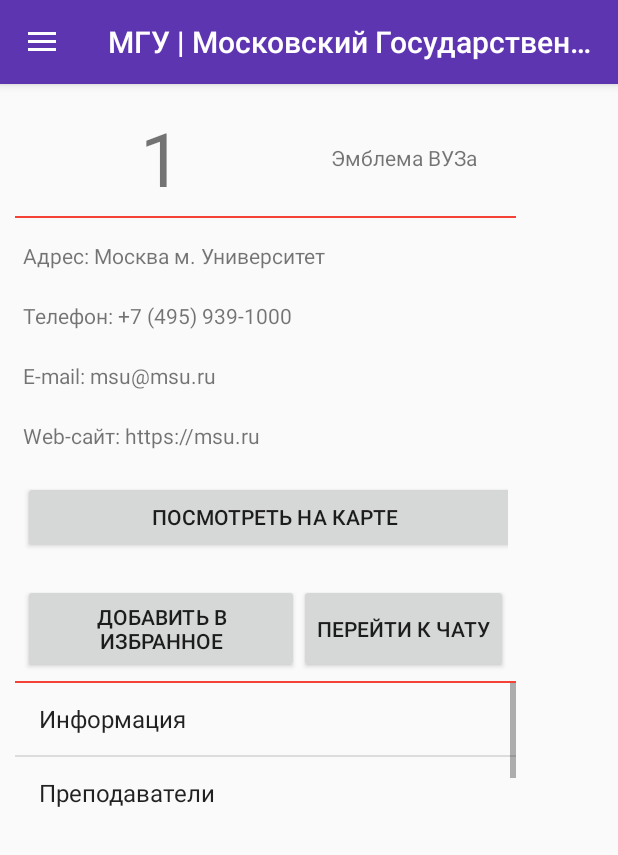
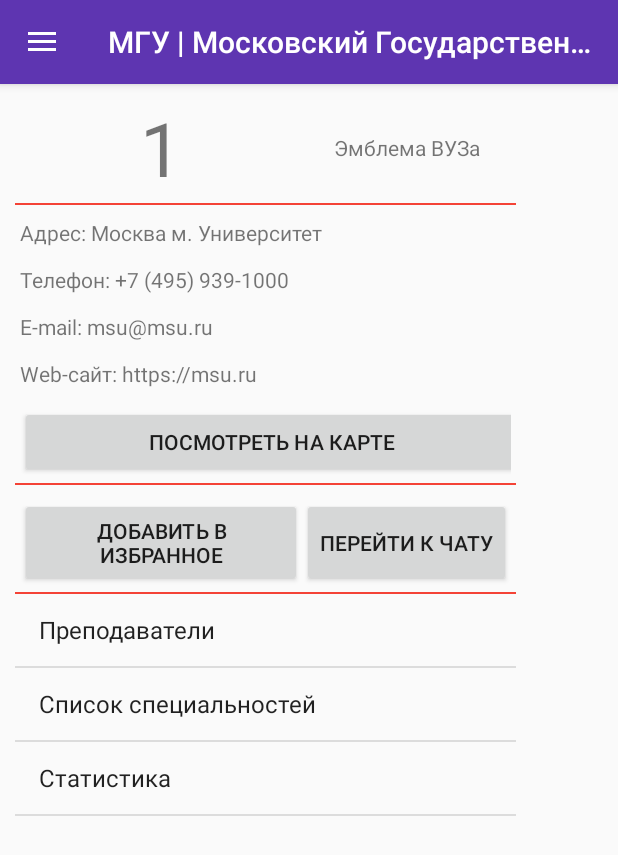
Before and after one commit to Boristul/UNIRating, an Android app: the screen it shows after launch (MainActivity_Navigation), after a tap on an icon or button, on a phone screen of 412 x 824 dp. Shown: the top 855 px of the screen. Run offline under Robolectric (Android 15) with nearby library versions, the phone set to English and light mode, and no system bars; 2 other taps on this screen came first.

Commit message:
Added comments to strings.xml & repair layout InfoUNI

```diff
--- a/app/src/main/java/com/miet/walkman295/fragments/Section1_1_InfoUNI.java
+++ b/app/src/main/java/com/miet/walkman295/fragments/Section1_1_InfoUNI.java
@@ -5,7 +5,6 @@
 import android.support.v4.app.Fragment;
 import android.support.v4.app.FragmentManager;
 import android.support.v4.app.FragmentTransaction;
-import android.util.Log;
 import android.view.LayoutInflater;
 import android.view.View;
 import android.view.View.OnClickListener;
@@ -16,10 +15,8 @@
 import android.widget.ListView;
 import android.widget.TextView;
 
-import com.miet.walkman295.database.DBHelper;
 import com.miet.walkman295.database.DBRequest;
 import com.miet.walkman295.database.University;
-import com.miet.walkman295.unirating.MainActivity_Navigation;
 import com.miet.walkman295.unirating.MapActivity;
 import com.miet.walkman295.unirating.R;
 
@@ -36,7 +33,7 @@
     public View onCreateView(LayoutInflater inflater, ViewGroup container,
                              Bundle savedInstanceState) {
 
-        View rootView = inflater.inflate(R.layout.activity_info_univercity, container,
+        View rootView = inflater.inflate(R.layout.activity_info_university, container,
                 false);
 
         DBRequest dbRequest = new DBRequest(getContext());
--- a/app/src/main/java/com/miet/walkman295/fragments/Section1_SelectUNI.java
+++ b/app/src/main/java/com/miet/walkman295/fragments/Section1_SelectUNI.java
@@ -14,7 +14,6 @@
 import com.miet.walkman295.database.DBHelper;
 import com.miet.walkman295.database.DBRequest;
 import com.miet.walkman295.database.Department;
-import com.miet.walkman295.database.Person;
 import com.miet.walkman295.database.University;
 import com.miet.walkman295.unirating.R;
 
@@ -78,6 +77,6 @@
     public void onViewCreated(View view, Bundle savedInstanceState) {
         super.onViewCreated(view, savedInstanceState);
         //установка заголовка
-        getActivity().setTitle(getString(R.string.NavigationSectionFirst_List));
+        getActivity().setTitle(getString(R.string.NavigationDrawerSelectUni));
     }
 }
--- a/app/src/main/java/com/miet/walkman295/fragments/Section2_Chat.java
+++ b/app/src/main/java/com/miet/walkman295/fragments/Section2_Chat.java
@@ -5,8 +5,6 @@
 import android.view.LayoutInflater;
 import android.view.View;
 import android.view.ViewGroup;
-import android.widget.ListView;
-import android.widget.TextView;
 
 import com.miet.walkman295.unirating.R;
 
@@ -36,6 +34,6 @@
     public void onViewCreated(View view, Bundle savedInstanceState) {
         super.onViewCreated(view, savedInstanceState);
         //установка заголовка
-        getActivity().setTitle(getString(R.string.NavigationSectionFirst_Chat));
+        getActivity().setTitle(getString(R.string.NavigationDrawerChat));
     }
 }
--- a/app/src/main/java/com/miet/walkman295/fragments/Section3_Favourite.java
+++ b/app/src/main/java/com/miet/walkman295/fragments/Section3_Favourite.java
@@ -5,8 +5,6 @@
 import android.view.LayoutInflater;
 import android.view.View;
 import android.view.ViewGroup;
-import android.widget.ArrayAdapter;
-import android.widget.ListAdapter;
 
 import com.miet.walkman295.unirating.R;
 
@@ -34,6 +32,6 @@
     public void onViewCreated(View view, Bundle savedInstanceState) {
         super.onViewCreated(view, savedInstanceState);
         //установка заголовка
-        getActivity().setTitle(getString(R.string.NavigationSectionFirst_Favourite));
+        getActivity().setTitle(getString(R.string.NavigationDrawerFavourite));
     }
 }
--- a/app/src/main/java/com/miet/walkman295/fragments/Section4_Settings.java
+++ b/app/src/main/java/com/miet/walkman295/fragments/Section4_Settings.java
@@ -23,6 +23,6 @@
     public void onViewCreated(View view, Bundle savedInstanceState) {
         super.onViewCreated(view, savedInstanceState);
         //установка заголовка
-        getActivity().setTitle(getString(R.string.NavigationSectionSecond));
+        getActivity().setTitle(getString(R.string.NavigationDrawerSettings));
     }
 }
--- a/app/src/main/java/com/miet/walkman295/fragments/Section5_Help.java
+++ b/app/src/main/java/com/miet/walkman295/fragments/Section5_Help.java
@@ -45,7 +45,7 @@
     public void onViewCreated(View view, Bundle savedInstanceState) {
         super.onViewCreated(view, savedInstanceState);
         //установка заголовка
-        getActivity().setTitle(getString(R.string.NavigationSectionThird));
+        getActivity().setTitle(getString(R.string.NavigationDrawerHelp));
     }
 
     @Override
--- a/app/src/main/java/com/miet/walkman295/fragments/Section6_Donation.java
+++ b/app/src/main/java/com/miet/walkman295/fragments/Section6_Donation.java
@@ -8,7 +8,6 @@
 import android.view.View;
 import android.view.ViewGroup;
 import android.widget.Button;
-import android.widget.Toast;
 
 import com.miet.walkman295.unirating.R;
 
@@ -36,7 +35,7 @@
     public void onViewCreated(View view, Bundle savedInstanceState) {
         super.onViewCreated(view, savedInstanceState);
         //установка заголовка
-        getActivity().setTitle(getString(R.string.NavigationSectionFourth));
+        getActivity().setTitle(getString(R.string.NavigationDrawerDonation));
     }
 
     @Override
--- a/app/src/main/java/com/miet/walkman295/fragments/Section7_AboutUs.java
+++ b/app/src/main/java/com/miet/walkman295/fragments/Section7_AboutUs.java
@@ -24,6 +24,6 @@
     public void onViewCreated(View view, Bundle savedInstanceState) {
         super.onViewCreated(view, savedInstanceState);
         //установка заголовка
-        getActivity().setTitle(getString(R.string.NavigationSectionFifth));
+        getActivity().setTitle(getString(R.string.NavigationDrawerAboutUs));
     }
 }
--- a/app/src/main/res/layout/activity_info_univercity.xml
+++ b/app/src/main/res/layout/activity_info_university.xml
@@ -5,8 +5,8 @@
     android:layout_marginLeft="10dp"
     android:stretchColumns="*">
     <TableRow
-        android:layout_marginTop="10dp"
-        android:padding="5dp">
+        android:layout_marginTop="5dp"
+        android:padding="3dp">
         <TextView
             android:id="@+id/ratingUNIstring"
             android:layout_width="match_parent"
@@ -29,8 +29,8 @@
         android:background="@color/colorAccent" />
 
     <TableRow
-        android:layout_marginTop="10dp"
-        android:padding="5dp">
+        android:layout_marginTop="5dp"
+        android:padding="3dp">
         <TextView
             android:id="@+id/addressUNIstring"
             android:layout_width="match_parent"
@@ -40,8 +40,8 @@
     </TableRow>
 
     <TableRow
-        android:layout_marginTop="10dp"
-        android:padding="5dp">
+        android:layout_marginTop="5dp"
+        android:padding="3dp">
         <TextView
             android:id="@+id/phoneUNIstring"
             android:layout_width="match_parent"
@@ -51,8 +51,8 @@
     </TableRow>
 
     <TableRow
-        android:layout_marginTop="10dp"
-        android:padding="5dp">
+        android:layout_marginTop="5dp"
+        android:padding="3dp">
         <TextView
             android:id="@+id/mailUNIstring"
             android:layout_width="match_parent"
@@ -62,8 +62,8 @@
     </TableRow>
 
     <TableRow
-        android:layout_marginTop="10dp"
-        android:padding="5dp">
+        android:layout_marginTop="5dp"
+        android:padding="3dp">
         <TextView
             android:id="@+id/webUNIstring"
             android:layout_width="match_parent"
@@ -73,8 +73,8 @@
     </TableRow>
 
     <TableRow
-        android:layout_marginTop="10dp"
-        android:padding="5dp">
+        android:layout_marginTop="5dp"
+        android:padding="3dp">
         <Button
             android:id="@+id/ToMapButton"
             android:layout_span="2"
@@ -84,9 +84,14 @@
             />
     </TableRow>
 
+    <View
+        android:layout_width="match_parent"
+        android:layout_height="1dp"
+        android:background="@color/colorAccent" />
+
     <TableRow
-        android:layout_marginTop="10dp"
-        android:padding="5dp">
+        android:layout_marginTop="5dp"
+        android:padding="3dp">
         <Button
             android:id="@+id/ToFavouriteButton"
             android:layout_width="match_parent"
@@ -107,8 +112,9 @@
         android:layout_height="1dp"
         android:background="@color/colorAccent" />
 
-       <ListView
-           android:layout_span="2"
-           android:id="@+id/list_info">
-       </ListView>
+        <ListView
+            android:id="@+id/list_info"
+            android:layout_height="match_parent">
+        </ListView>
+
 </TableLayout>
--- a/app/src/main/res/menu/activity_main_drawer.xml
+++ b/app/src/main/res/menu/activity_main_drawer.xml
@@ -1,20 +1,20 @@
 <?xml version="1.0" encoding="utf-8"?>
 <menu xmlns:android="http://schemas.android.com/apk/res/android">
 
-    <item android:title="@string/NavigationSectionFirst">
+    <item android:title="@string/NavigationDrawerTitle">
         <menu>
             <item
                 android:id="@+id/nav_list"
                 android:icon="@android:drawable/ic_dialog_dialer"
-                android:title="@string/NavigationSectionFirst_List" />
+                android:title="@string/NavigationDrawerSelectUni" />
             <item
                 android:id="@+id/nav_chat"
                 android:icon="@android:drawable/ic_dialog_email"
-                android:title="@string/NavigationSectionFirst_Chat" />
+                android:title="@string/NavigationDrawerChat" />
             <item
                 android:id="@+id/nav_favourite"
                 android:icon="@android:drawable/btn_star"
-                android:title="@string/NavigationSectionFirst_Favourite" />
+                android:title="@string/NavigationDrawerFavourite" />
         </menu>
     </item>
 
@@ -22,19 +22,19 @@
         <item
             android:id="@+id/nav_settings"
             android:icon="@drawable/ic_menu_manage"
-            android:title="@string/NavigationSectionSecond" />
+            android:title="@string/NavigationDrawerSettings" />
         <item
             android:id="@+id/nav_help"
             android:icon="@android:drawable/ic_dialog_alert"
-            android:title="@string/NavigationSectionThird" />
+            android:title="@string/NavigationDrawerHelp" />
         <item
             android:id="@+id/nav_donation"
             android:icon="@android:drawable/ic_input_add"
-            android:title="@string/NavigationSectionFourth" />
+            android:title="@string/NavigationDrawerDonation" />
         <item
             android:id="@+id/nav_about"
             android:icon="@android:drawable/ic_dialog_info"
-            android:title="@string/NavigationSectionFifth" />
+            android:title="@string/NavigationDrawerAboutUs" />
     </group>
 
 </menu>
--- a/app/src/main/res/values/strings.xml
+++ b/app/src/main/res/values/strings.xml
@@ -1,52 +1,80 @@
 <resources>
+
+    <!--Navigation Drawer's Top start-->
     <string name="app_name">Рейтинг ВУЗов</string>
     <string name="user_name">Имя пользователя</string>
+    <!--Navigation Drawer's Top end-->
 
+    <!--System generation start-->
     <string name="navigation_drawer_open">Open navigation drawer</string>
     <string name="navigation_drawer_close">Close navigation drawer</string>
+    <string name="hello_blank_fragment">Hello blank fragment</string>
+    <string name="title_activity_map">Map</string>
+    <!--System generation end-->
 
-    <string name="NavigationSectionFirst">Разделы</string>
-    <string name="NavigationSectionFirst_List">Выбрать ВУЗ</string>
-    <string name="NavigationSectionFirst_Chat">Общение</string>
-    <string name="NavigationSectionFirst_Favourite">Избранное</string>
-    <string name="NavigationSectionSecond">Настройки</string>
-    <string name="NavigationSectionThird">Справка (написать нам)</string>
-    <string name="NavigationSectionFourth">Поддержать проект</string>
-    <string name="NavigationSectionFifth">О нас</string>
+    <!--Navigation Drawer Sections start-->
+    <string name="NavigationDrawerTitle">Разделы</string>
+    <string name="NavigationDrawerSelectUni">Выбрать ВУЗ</string>
+    <string name="NavigationDrawerChat">Общение</string>
+    <string name="NavigationDrawerFavourite">Избранное</string>
+    <string name="NavigationDrawerSettings">Настройки</string>
+    <string name="NavigationDrawerHelp">Справка (написать нам)</string>
+    <string name="NavigationDrawerDonation">Поддержать проект</string>
+    <string name="NavigationDrawerAboutUs">О нас</string>
+    <!--Navigation Drawer Sections end-->
 
+    <!--Not using-->
     <string-array name="test_universities">
         <item>НИУ МИЭТ</item>
         <item>ДВФУ</item>
     </string-array>
+    <!--Not using-->
 
+    <!--InfoUniversityList start-->
     <string-array name="info_universities">
-        <item>Информация</item>
         <item>Преподаватели</item>
         <item>Список специальностей</item>
+        <item>Статистика</item>
     </string-array>
+    <!--InfoUniversityList end-->
 
+    <!--Empty layouts start-->
     <string name="empty_favourite">Вы пока ничего не добавили в избранное</string>
     <string name="empty_chat">Вы пока не состоите ни в одной конференции</string>
+    <!--Empty layouts end-->
+
+    <!--???-->
     <string name="empty_string">Тут пока пусто</string>
-    <string name="text_in_help">Оставьте своё сообщение здесь и мы ответим Вам в ближайшее время</string>
+    <!--???-->
+
+    <!--Help start-->
+    <string name="text_in_help">Оставьте своё сообщение здесь
+        и мы ответим Вам в ближайшее время</string>
+    <string name="button_in_help">Отправить</string>
+    <!--Help end-->
+
+    <!--AboutUs start-->
     <string name="text_in_about">Мы просто начинающие разработчики,
         которые хотят сдать проект на один из предметов в ВУЗе,
         пожалуйста, сделайте вид, что Вам понравилось наше приложение.</string>
+    <!--AboutUs end-->
 
+    <!--First start message start-->
     <string name="start_screen">Добро пожаловать в "Рейтинг ВУЗов.
         В меню слева Вы найдёте все необходимые для работы разделы."</string>
+    <!--First start message end-->
 
+    <!--Settings start-->
     <string name="SettingSectionFirst">Пробный Checkbox</string>
     <string name="SettingSectionSecond">Пробный RadioButton1</string>
     <string name="SettingSectionThird">Пробный RadioButton2</string>
     <string name="SettingSectionFourth">Пробный RadioButton3</string>
+    <!--Settings end-->
 
-    <string name="button_in_help">Отправить</string>
+    <!--InfoUni start-->
     <string name="button_for_map">Посмотреть на карте</string>
     <string name="button_for_favourite">Добавить в избранное</string>
     <string name="button_for_chat">Перейти к чату</string>
+    <!--InfoUni end-->
 
-    <!-- TODO: Remove or change this placeholder text -->
-    <string name="hello_blank_fragment">Hello blank fragment</string>
-    <string name="title_activity_map">Map</string>
 </resources>
--- a/build.gradle
+++ b/build.gradle
@@ -5,7 +5,7 @@
         jcenter()
     }
     dependencies {
-        classpath 'com.android.tools.build:gradle:2.3.1'
+        classpath 'com.android.tools.build:gradle:2.3.2'
 
         // NOTE: Do not place your application dependencies here; they belong
         // in the individual module build.gradle files
```
